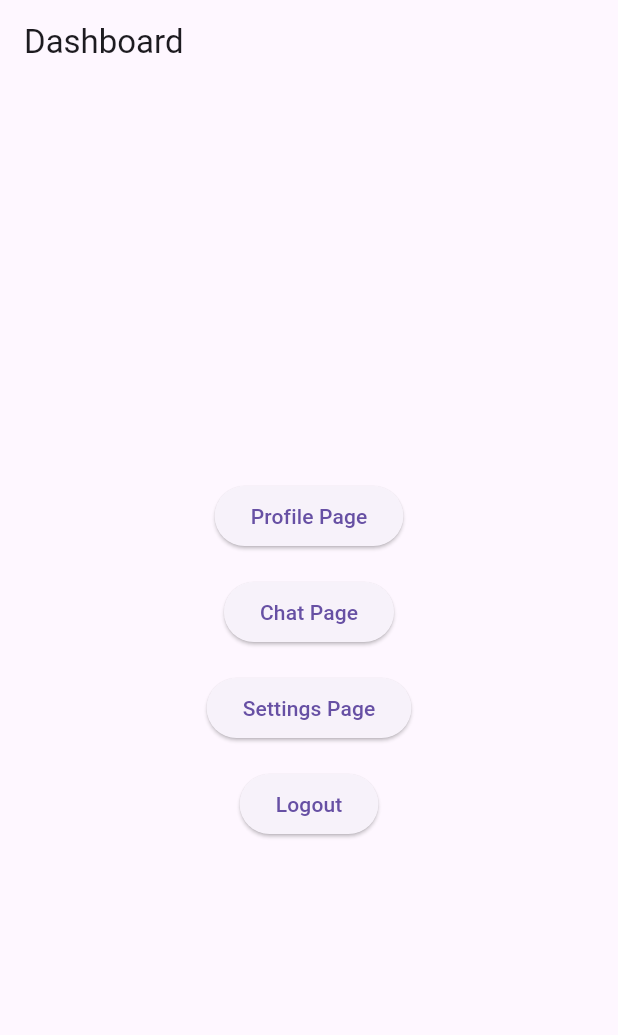
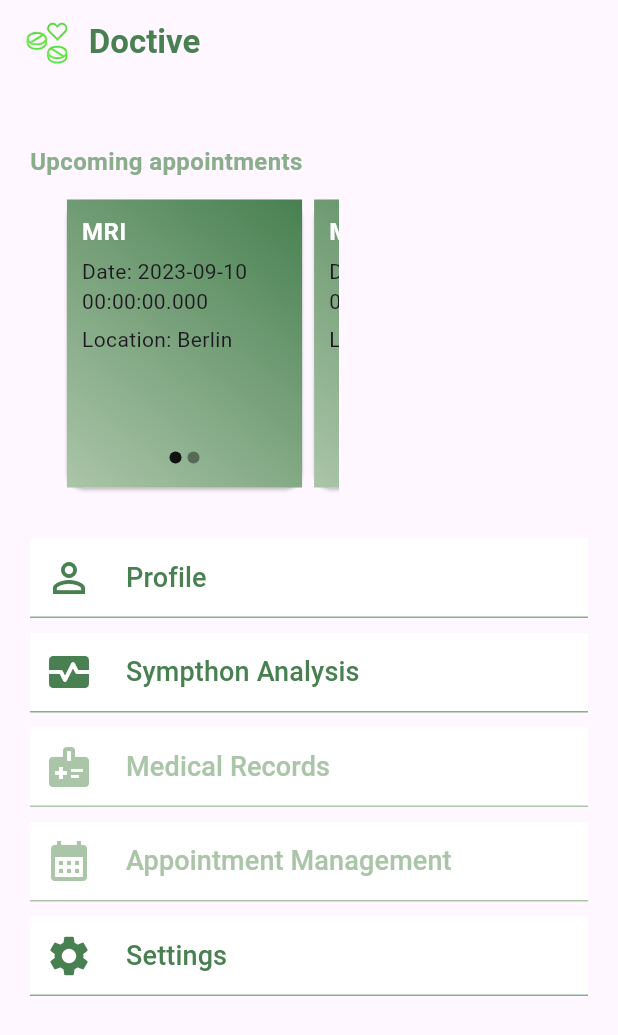
Before and after one commit to d4fttasiii/doctive_sympthon_checker, a Flutter app: the DashboardScreen screen opened by its route, on a phone screen of 412 x 824 dp. Shown: the top 1035 px of the screen. Run offline on Flutter 3.47's test engine with Material 2 defaults, Android fonts, the phone set to English and light mode, and no system bars; drawn by our look-alikes of carousel_slider; our stand-ins replace cookie_jar, dio, dio_cookie_manager, flutter_secure_storage, get_it, hex and 1 more; missing offline and left inert: bip32, bip39, ethereum_addresses, web3dart; accounts and stored records are empty.

Commit message:
New pages added for basic usage

```diff
--- /dev/null
+++ b/lib/models/appointment.dart
@@ -0,0 +1,7 @@
+class Appointment {
+  final String name;
+  final DateTime date;
+  final String location;
+
+  Appointment({required this.name, required this.date, required this.location});
+}
--- a/lib/pages/dashboard_screen.dart
+++ b/lib/pages/dashboard_screen.dart
@@ -1,5 +1,12 @@
+import 'package:doctive_sympthon_checker/constants/colors.dart';
+import 'package:doctive_sympthon_checker/models/appointment.dart';
+import 'package:doctive_sympthon_checker/pages/conversation_screen.dart';
+import 'package:doctive_sympthon_checker/pages/settings_screen.dart';
+import 'package:doctive_sympthon_checker/widgets/appointment_carousel.dart';
+import 'package:doctive_sympthon_checker/widgets/menu_item_widget.dart';
 import 'package:flutter/material.dart';
 
+import '../widgets/appointment_card_widget.dart';
 import 'profile_screen.dart';
 
 class DashboardScreen extends StatelessWidget {
@@ -13,37 +20,102 @@ class DashboardScreen extends StatelessWidget {
         },
         child: Scaffold(
           appBar: AppBar(
-            title: const Text('Dashboard'),
+            title: Row(
+              mainAxisAlignment: MainAxisAlignment.start,
+              children: <Widget>[
+                Image.asset(
+                  'assets/doctive_logo.png',
+                  fit: BoxFit.contain,
+                  height: 32,
+                ),
+                Container(
+                    padding: const EdgeInsets.all(12.0),
+                    child: const Text(
+                      'Doctive',
+                      style: TextStyle(
+                        color: AppColors.primaryColor,
+                        fontWeight: FontWeight.bold,
+                      ),
+                    ))
+              ],
+            ),
             automaticallyImplyLeading: false,
           ),
-          body: Center(
+          body: Padding(
+            padding: const EdgeInsets.symmetric(horizontal: 20.0),
+            child: Center(
               child: Column(
-              mainAxisAlignment: MainAxisAlignment.center,
+                mainAxisAlignment: MainAxisAlignment.start,
                 children: <Widget>[
-                ElevatedButton(
-                  onPressed: () =>
-                      Navigator.pushNamed(context, ProfileScreen.route),
-                  child: const Text('Profile Page'),
+                  const SizedBox(height: 40),
+                  Container(
+                    child: const Text(
+                      'Upcoming appointments',
+                      style: TextStyle(
+                        fontSize: 16,
+                        fontWeight: FontWeight.bold,
+                        color: AppColors.secondaryColor
                       ),
-                const SizedBox(height: 16),
-                ElevatedButton(
-                  onPressed: () => Navigator.pushNamed(context, '/chat'),
-                  child: const Text('Chat Page'),
                     ),
-                const SizedBox(height: 16),
-                ElevatedButton(
-                  onPressed: () => Navigator.pushNamed(context, '/settings'),
-                  child: const Text('Settings Page'),
+                    alignment: Alignment.centerLeft,
                   ),
-                const SizedBox(height: 16),
-                ElevatedButton(
-                  onPressed: () {
-                    // TODO: Replace with actual logout method
-                    print('User Logged Out');
-                  },
-                  child: const Text('Logout'),
+                  const SizedBox(height: 10),
+                  Row(
+                    children: [
+                      AppointmentCarousel(
+                        appointments: [
+                          Appointment(
+                              name: 'MRI',
+                              date: DateTime(2023, 9, 10),
+                              location: 'Berlin'),
+                          Appointment(
+                              name: 'MRI',
+                              date: DateTime(2023, 9, 13),
+                              location: 'Berlin'),
+                        ],
+                        width: MediaQuery.of(context).size.width * 0.5,
+                      ),
+                      // AppointmentCard(
+                      //     name: 'Allergy Testing',
+                      //     date: '10.02.2023',
+                      //     location: 'Berlin'),
+                    ],
+                    mainAxisSize: MainAxisSize.max,
+                  ),
+                  const SizedBox(height: 30),
+                  MenuItem(
+                      icon: Icons.person_outline,
+                      text: 'Profile',
+                      onTap: () =>
+                          Navigator.pushNamed(context, ProfileScreen.route)),
+                  const SizedBox(height: 10),
+                  MenuItem(
+                    icon: Icons.monitor_heart,
+                    text: 'Sympthon Analysis',
+                    onTap: () => Navigator.pushNamed(context, ConversationScreen.route),
+                  ),
+                  const SizedBox(height: 10),
+                  MenuItem(
+                    icon: Icons.medical_information,
+                    text: 'Medical Records',
+                    onTap: () => Navigator.pushNamed(context, ''),
+                    isDisabled: true,
+                  ),
+                  const SizedBox(height: 10),
+                  MenuItem(
+                    icon: Icons.calendar_month,
+                    text: 'Appointment Management',
+                    onTap: () => Navigator.pushNamed(context, ''),
+                    isDisabled: true,
+                  ),
+                  const SizedBox(height: 10),
+                  MenuItem(
+                    icon: Icons.settings,
+                    text: 'Settings',
+                    onTap: () => Navigator.pushNamed(context, SettingsScreen.route),
                   ),
                 ],
+              ),
             ),
           ),
         ));
--- a/lib/pages/splash_screen.dart
+++ b/lib/pages/splash_screen.dart
@@ -54,7 +54,7 @@ class _SplashScreenState extends State<SplashScreen>
                 opacity: _animation!,
                 child: Image.asset(
                   'assets/doctive_full_logo.png', // Replace with the path to your image
-                  height: 100, // You can adjust size as needed
+                  height: 200, // You can adjust size as needed
                   // width: double.infinity, // You can adjust size as needed
                 ),
               ),
--- a/lib/services/user_service.dart
+++ b/lib/services/user_service.dart
@@ -56,12 +56,16 @@ class UserService {
     }
   }
 
+  Future<String> getMnemonic() async {
+    return await _secret.getSecret('user_mnemonic');
+  }
+
   Future<bool> hasAccount() async {
     return await _secret.containsKeyInSecureData('user_mnemonic');
   }
 
   Future<bool> authenticate() async {
-    return await _localAuth.authenticate() || true;
+    return await _localAuth.authenticate();
   }
 
   Future<void> signIn() async {
--- /dev/null
+++ b/lib/widgets/appointment_card_widget.dart
@@ -0,0 +1,50 @@
+import 'package:doctive_sympthon_checker/constants/colors.dart';
+import 'package:flutter/material.dart';
+
+class AppointmentCard extends StatelessWidget {
+  final String date;
+  final String name;
+  final String location;
+
+  AppointmentCard(
+      {required this.date, required this.name, required this.location});
+
+  @override
+  Widget build(BuildContext context) {
+    return Card(
+        child: Container(
+      decoration: const BoxDecoration(
+        gradient: LinearGradient(
+          begin: Alignment.topRight,
+          end: Alignment.bottomLeft,
+          colors: [AppColors.primaryColor, AppColors.tertiaryColor],
+        ),
+      ),
+      child: Padding(
+        padding: const EdgeInsets.all(10.0),
+        child: Column(
+          crossAxisAlignment: CrossAxisAlignment.start,
+          children: <Widget>[
+            Text(
+              name,
+              style: const TextStyle(
+                  fontSize: 16,
+                  fontWeight: FontWeight.bold,
+                  color: Colors.white),
+            ),
+            const SizedBox(height: 5),
+            Text(
+              'Date: $date',
+              style: const TextStyle(fontSize: 14),
+            ),
+            const SizedBox(height: 5),
+            Text(
+              'Location: $location',
+              style: const TextStyle(fontSize: 14),
+            ),
+          ],
+        ),
+      ),
+    ));
+  }
+}
--- /dev/null
+++ b/lib/widgets/appointment_carousel.dart
@@ -0,0 +1,69 @@
+import 'package:carousel_slider/carousel_slider.dart';
+import 'package:flutter/material.dart';
+
+import '../models/appointment.dart';
+import 'appointment_card_widget.dart';
+
+class AppointmentCarousel extends StatefulWidget {
+  final List<Appointment> appointments;
+  final double width;
+
+  AppointmentCarousel({required this.appointments, required this.width});
+
+  @override
+  _AppointmentCarouselState createState() => _AppointmentCarouselState();
+}
+
+class _AppointmentCarouselState extends State<AppointmentCarousel> {
+  int _current = 0;
+
+  @override
+  Widget build(BuildContext context) {
+    return Stack(
+      children: [
+        Container(
+          width: widget.width, // Add this
+          child: CarouselSlider(
+            options: CarouselOptions(
+                enableInfiniteScroll: false,
+                height: 200,
+                onPageChanged: (index, reason) {
+                  setState(() {
+                    _current = index;
+                  });
+                }),
+            items: [
+              ...widget.appointments.map((appointment) => AppointmentCard(
+                    date: appointment.date.toString(),
+                    location: appointment.location,
+                    name: appointment.name,
+                  ))
+            ],
+          ),
+        ),
+        Positioned(
+          bottom: 10,
+          left: 0,
+          right: 0,
+          child: Row(
+            mainAxisAlignment: MainAxisAlignment.center,
+            children: widget.appointments.map((appointment) {
+              int index = widget.appointments.indexOf(appointment);
+              return Container(
+                width: 8.0,
+                height: 8.0,
+                margin: EdgeInsets.symmetric(vertical: 10.0, horizontal: 2.0),
+                decoration: BoxDecoration(
+                  shape: BoxShape.circle,
+                  color: _current == index
+                      ? Color.fromRGBO(0, 0, 0, 0.9)
+                      : Color.fromRGBO(0, 0, 0, 0.4),
+                ),
+              );
+            }).toList(),
+          ),
+        ),
+      ],
+    );
+  }
+}
--- /dev/null
+++ b/lib/widgets/menu_item_widget.dart
@@ -0,0 +1,59 @@
+import 'package:flutter/material.dart';
+
+import '../constants/colors.dart';
+
+class MenuItem extends StatelessWidget {
+  final IconData icon;
+  final String text;
+  final Function onTap;
+  final bool isDisabled;
+
+  MenuItem({
+    required this.icon,
+    required this.text,
+    required this.onTap,
+    this.isDisabled = false,
+  });
+
+  @override
+  Widget build(BuildContext context) {
+    return Container(
+      decoration: BoxDecoration(
+        color: Colors.white,
+        border: Border(
+          bottom: BorderSide(
+            color: isDisabled ? AppColors.tertiaryColor : AppColors.secondaryColor,
+            width: 1.0, // adjust width as needed
+          ),
+        ),
+      ),
+      child: Row(
+        children: [
+          Padding(
+            padding: const EdgeInsets.all(10.0),
+            child: Icon(
+              icon,
+              size: 32,
+              color: isDisabled ? AppColors.tertiaryColor : AppColors.primaryColor,
+            ),
+          ),
+          TextButton(
+            onPressed: () {
+              if (isDisabled) {
+                return;
+              }
+              onTap();
+            },
+            child: Text(
+              text,
+              style: TextStyle(
+                fontSize: 18, // adjust size as needed
+                color: isDisabled ? AppColors.tertiaryColor : AppColors.primaryColor,
+              ),
+            ),
+          ),
+        ],
+      ),
+    );
+  }
+}
--- a/pubspec.yaml
+++ b/pubspec.yaml
@@ -47,6 +47,7 @@ dev_dependencies:
   # rules and activating additional ones.
   bip39: ^1.0.6
   bip32: ^2.0.0
+  carousel_slider: ^4.2.1
   cookie_jar: ^4.0.2
   dio: ^5.1.2
   dio_cookie_manager: ^3.0.0
```
Also changed, not shown: lib/main.dart (+11 -0 lines), lib/pages/conversation_list_screen.dart (added, +60 -0 lines), lib/pages/conversation_screen.dart (added, +108 -0 lines), lib/pages/login_screen.dart (+6 -6 lines), lib/pages/onboarding_screen.dart (+33 -21 lines), lib/pages/settings_screen.dart (added, +61 -0 lines), lib/pages/show_recovery_phrase.dart (added, +81 -0 lines), assets/doctive_robot_doctor.png (added), pubspec.lock, 1 other file. Lines whose indentation alone changed are shown as unchanged.
